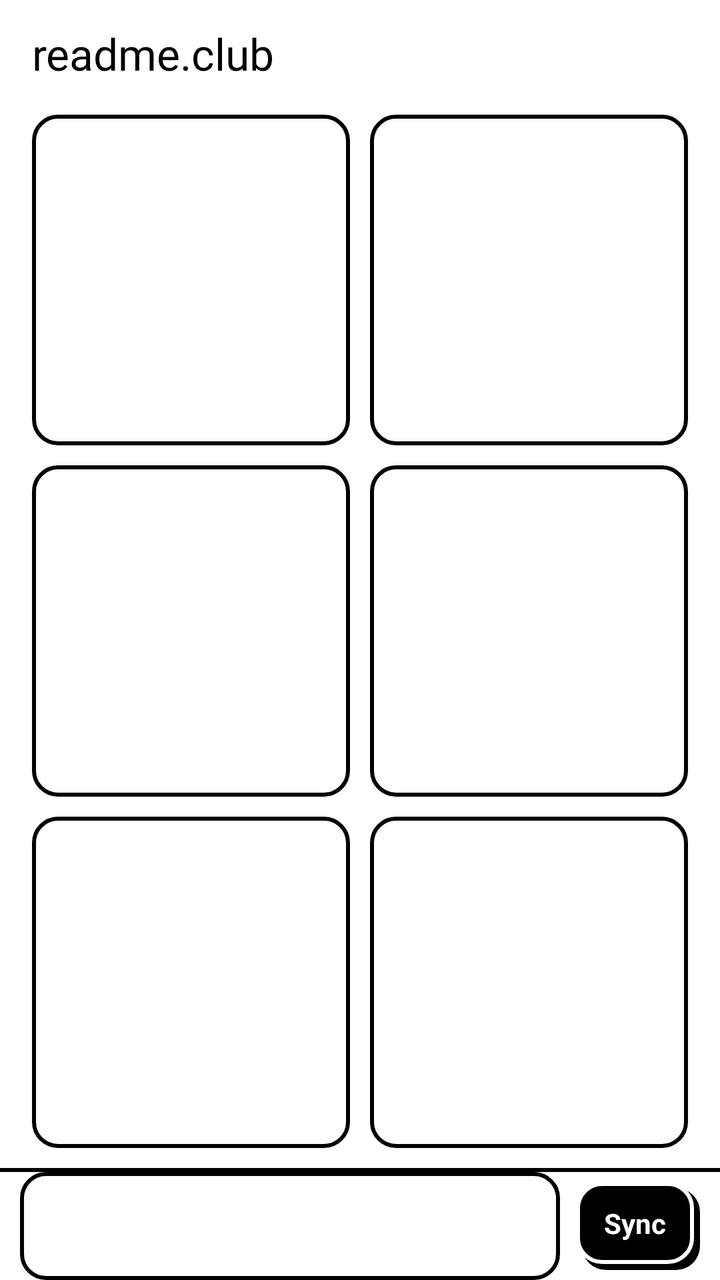
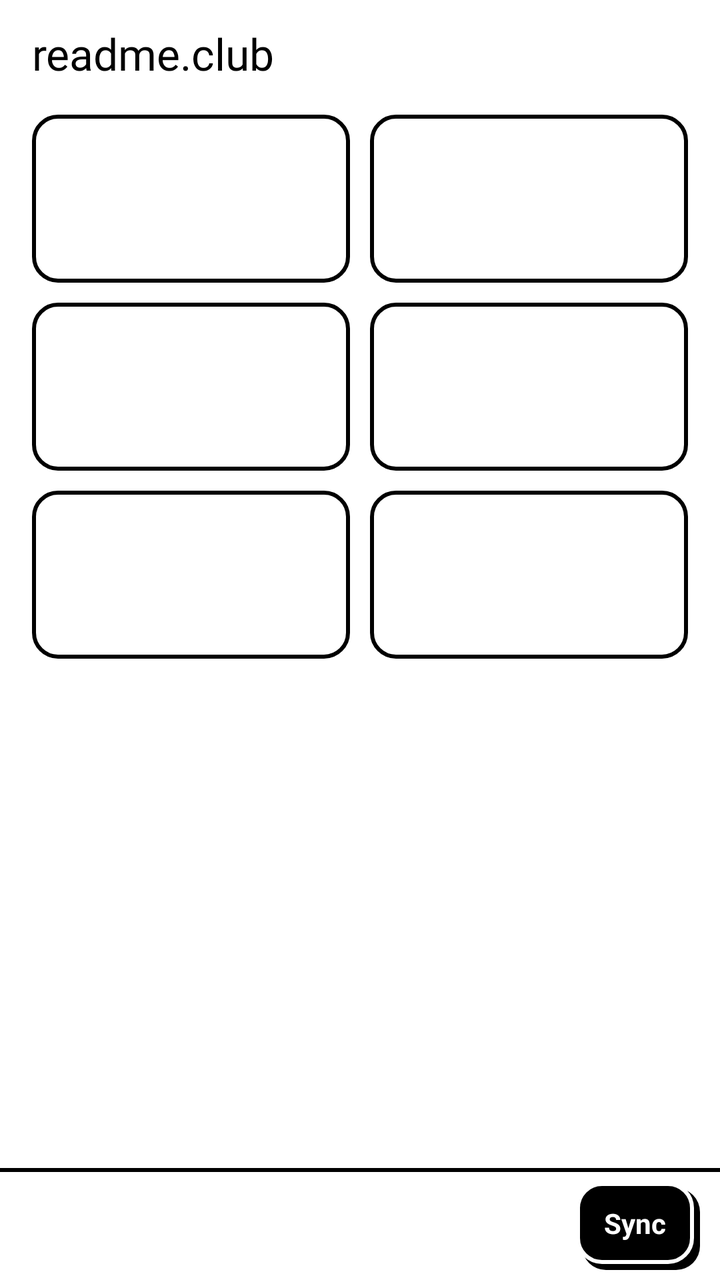

The first picture is an Android layout as it rendered before a commit; the second is the same layout after the commit. The layout source and the unified diff follow.
<!-- AndroidManifest.xml: application theme AppTheme -->
<!-- res/layout/home.xml -->
<?xml version="1.0" encoding="utf-8"?>
<LinearLayout xmlns:android="http://schemas.android.com/apk/res/android"
    android:layout_width="match_parent"
    android:layout_height="match_parent"
    android:background="@color/ds_paper"
    android:orientation="vertical">

    <LinearLayout
        android:layout_width="match_parent"
        android:layout_height="0dp"
        android:layout_weight="1"
        android:orientation="vertical"
        android:paddingLeft="@dimen/ds_gutter"
        android:paddingTop="12dp"
        android:paddingRight="@dimen/ds_gutter">

        <TextView style="@style/Ds.Title" android:text="@string/app_name" />

        
        <LinearLayout
            android:id="@+id/continue_card"
            style="@style/Ds.Card"
            android:layout_width="match_parent"
            android:layout_height="wrap_content"
            android:layout_marginTop="12dp"
            android:clickable="true"
            android:focusable="true"
            android:orientation="vertical"
            android:visibility="gone">

            <TextView style="@style/Ds.Label" android:duplicateParentState="true"
                android:textColor="@color/ds_on_button" android:text="@string/continue_reading" />

            <TextView
                android:id="@+id/continue_title"
                style="@style/Ds.Title"
                android:layout_marginTop="4dp"
                android:duplicateParentState="true"
                android:ellipsize="end"
                android:maxLines="2"
                android:textColor="@color/ds_on_button"
                android:textSize="17sp" />

            <TextView
                android:id="@+id/continue_meta"
                style="@style/Ds.Mono"
                android:duplicateParentState="true"
                android:textColor="@color/ds_on_button" />
        </LinearLayout>

        <LinearLayout
            android:layout_width="match_parent"
            android:layout_height="0dp"
            android:layout_marginTop="16dp"
            android:layout_weight="1"
            android:orientation="vertical">

            <LinearLayout style="@style/HomeRow">
                <include android:id="@+id/tile_news" layout="@layout/home_tile" />
                <View android:layout_width="10dp" android:layout_height="0dp" />
                <include android:id="@+id/tile_guides" layout="@layout/home_tile" />
            </LinearLayout>

            <LinearLayout style="@style/HomeRow">
                <include android:id="@+id/tile_wallpapers" layout="@layout/home_tile" />
                <View android:layout_width="10dp" android:layout_height="0dp" />
                <include android:id="@+id/tile_games" layout="@layout/home_tile" />
            </LinearLayout>

            <LinearLayout style="@style/HomeRow">
                <include android:id="@+id/tile_member" layout="@layout/home_tile" />
                <View android:layout_width="10dp" android:layout_height="0dp" />
                <include android:id="@+id/tile_settings" layout="@layout/home_tile" />
            </LinearLayout>
        </LinearLayout>
    </LinearLayout>

    <LinearLayout style="@style/Ds.Bar">

        <TextView
            android:id="@+id/home_status"
            style="@style/Ds.BarStatus"
            android:layout_height="match_parent"
            android:background="@drawable/ds_button"
            android:clickable="true"
            android:focusable="true"
            android:gravity="center_vertical"
            android:paddingLeft="8dp"
            android:textColor="@color/ds_on_button" />

        <TextView android:id="@+id/sync" style="@style/Ds.Button.Primary" android:layout_marginLeft="8dp"
            android:text="@string/sync" />
    </LinearLayout>
</LinearLayout>
<!-- res/layout/home_tile.xml (included above) -->
<?xml version="1.0" encoding="utf-8"?>
<LinearLayout xmlns:android="http://schemas.android.com/apk/res/android"
    style="@style/Ds.Tile"
    android:layout_width="0dp"
    android:layout_height="match_parent"
    android:layout_weight="1"
    android:orientation="vertical">

    <TextView android:id="@+id/badge" style="@style/Ds.Pill" android:visibility="invisible" />

    <View android:layout_width="0dp" android:layout_height="0dp" android:layout_weight="1" />

    <TextView
        android:id="@+id/label"
        style="@style/Ds.Title"
        android:duplicateParentState="true"
        android:textColor="@color/ds_on_button"
        android:textSize="18sp" />
</LinearLayout>
<!-- resources referenced by this layout -->
<resources>
  <color name="ds_paper">#FFFFFF</color>
  <dimen name="ds_gutter">16dp</dimen>
  <string name="app_name">readme.club</string>
  <string name="continue_reading">Continue reading</string>
  <string name="sync">Sync</string>
  <style name="Ds.BarStatus" parent="Ds.Mono">
          <item name="android:layout_width">0dp</item>
          <item name="android:layout_weight">1</item>
          <item name="android:gravity">center</item>
          <item name="android:textSize">12sp</item>
      </style>
  <style name="Ds.Button.Primary">
          
          <item name="android:paddingRight">17dp</item>
          <item name="android:paddingBottom">3dp</item>
          <item name="android:textColor">@color/ds_paper</item>
          <item name="android:background">@drawable/ds_button_primary</item>
      </style>
  <style name="Ds.Card">
          <item name="android:background">@drawable/ds_card</item>
          <item name="android:paddingLeft">12dp</item>
          <item name="android:paddingTop">10dp</item>
          <item name="android:paddingRight">16dp</item>
          <item name="android:paddingBottom">14dp</item>
      </style>
  <style name="Ds.Mono">
          <item name="android:layout_width">wrap_content</item>
          <item name="android:layout_height">wrap_content</item>
          <item name="android:fontFamily">@font/space_mono_bold</item>
          <item name="android:textSize">13sp</item>
          <item name="android:textColor">@color/ds_ink</item>
      </style>
  <style name="Ds.Tile">
          <item name="android:background">@drawable/ds_button</item>
          <item name="android:padding">12dp</item>
          <item name="android:clickable">true</item>
          <item name="android:focusable">true</item>
      </style>
  <style name="Ds.Title">
          <item name="android:layout_width">wrap_content</item>
          <item name="android:layout_height">wrap_content</item>
          <item name="android:fontFamily">@font/space_grotesk_bold</item>
          <item name="android:textSize">22sp</item>
          <item name="android:textColor">@color/ds_ink</item>
      </style>
  <style name="HomeRow">
          <item name="android:layout_width">match_parent</item>
          <item name="android:layout_height">0dp</item>
          <item name="android:layout_weight">1</item>
          <item name="android:layout_marginBottom">10dp</item>
          <item name="android:orientation">horizontal</item>
      </style>
  <!-- drawable ds_shape_ink (drawable) -->
  <?xml version="1.0" encoding="utf-8"?>
  <shape xmlns:android="http://schemas.android.com/apk/res/android">
      <solid android:color="@color/ds_ink" />
      <corners android:radius="@dimen/ds_radius" />
  </shape>
  <dimen name="ds_border">2dp</dimen>
  <color name="ds_ink">#000000</color>
  <dimen name="ds_radius">12dp</dimen>
  <dimen name="ds_bar">56dp</dimen>
  <!-- drawable ds_bar (drawable) -->
  <?xml version="1.0" encoding="utf-8"?>
  <layer-list xmlns:android="http://schemas.android.com/apk/res/android">
      <item><shape><solid android:color="@color/ds_ink" /></shape></item>
      <item android:top="@dimen/ds_border"><shape><solid android:color="@color/ds_paper" /></shape></item>
  </layer-list>
  <!-- drawable ds_pill (drawable) -->
  <?xml version="1.0" encoding="utf-8"?>
  <shape xmlns:android="http://schemas.android.com/apk/res/android">
      <solid android:color="@color/ds_soft" />
      <stroke android:width="@dimen/ds_border" android:color="@color/ds_ink" />
      <corners android:radius="999dp" />
  </shape>
  <color name="ds_soft">#E6E6E6</color>
  <!-- unchanged entries left out for length: 7 -->
</resources>

<!-- the commit's change to res/layout/home.xml (unified diff, before → after) -->
@@ -14,7 +14,21 @@
         android:paddingTop="12dp"
         android:paddingRight="@dimen/ds_gutter">
 
-        <TextView style="@style/Ds.Title" android:text="@string/app_name" />
+        <LinearLayout
+            android:layout_width="match_parent"
+            android:layout_height="wrap_content"
+            android:gravity="center_vertical"
+            android:orientation="horizontal">
+
+            <TextView
+                style="@style/Ds.Title"
+                android:layout_width="0dp"
+                android:layout_weight="1"
+                android:text="@string/app_name" />
+
+            
+            <TextView android:id="@+id/member_pill" style="@style/Ds.Pill" android:textAllCaps="false" android:visibility="gone" />
+        </LinearLayout>
 
         
         <LinearLayout
@@ -46,13 +60,20 @@
                 style="@style/Ds.Mono"
                 android:duplicateParentState="true"
                 android:textColor="@color/ds_on_button" />
+
+            
+            <TextView
+                android:id="@+id/continue_bar"
+                style="@style/Ds.Mono"
+                android:duplicateParentState="true"
+                android:letterSpacing="0.1"
+                android:textColor="@color/ds_on_button" />
         </LinearLayout>
 
         <LinearLayout
             android:layout_width="match_parent"
-            android:layout_height="0dp"
+            android:layout_height="wrap_content"
             android:layout_marginTop="16dp"
-            android:layout_weight="1"
             android:orientation="vertical">
 
             <LinearLayout style="@style/HomeRow">
@@ -81,12 +102,10 @@
             android:id="@+id/home_status"
             style="@style/Ds.BarStatus"
             android:layout_height="match_parent"
-            android:background="@drawable/ds_button"
             android:clickable="true"
             android:focusable="true"
-            android:gravity="center_vertical"
-            android:paddingLeft="8dp"
-            android:textColor="@color/ds_on_button" />
+            android:gravity="center_vertical|start"
+            android:paddingLeft="4dp" />
 
         <TextView android:id="@+id/sync" style="@style/Ds.Button.Primary" android:layout_marginLeft="8dp"
             android:text="@string/sync" />
@@ -99,16 +118,46 @@
     android:layout_width="0dp"
     android:layout_height="match_parent"
     android:layout_weight="1"
-    android:orientation="vertical">
+    android:orientation="vertical"
+    android:paddingTop="10dp"
+    android:paddingBottom="8dp">
 
-    <TextView android:id="@+id/badge" style="@style/Ds.Pill" android:visibility="invisible" />
+    <LinearLayout
+        android:layout_width="match_parent"
+        android:layout_height="wrap_content"
+        android:gravity="center_vertical"
+        android:orientation="horizontal">
+
+        <ImageView
+            android:id="@+id/icon"
+            android:layout_width="24dp"
+            android:layout_height="24dp"
+            android:duplicateParentState="true"
+            android:importantForAccessibility="no"
+            android:tint="@color/ds_on_button" />
+
+        <View android:layout_width="0dp" android:layout_height="0dp" android:layout_weight="1" />
+
+        <TextView android:id="@+id/badge" style="@style/Ds.Pill" android:visibility="invisible" />
+    </LinearLayout>
 
     <View android:layout_width="0dp" android:layout_height="0dp" android:layout_weight="1" />
 
     <TextView
         android:id="@+id/label"
-        style="@style/Ds.Title"
+        style="@style/Ds.Text"
         android:duplicateParentState="true"
+        android:maxLines="1"
         android:textColor="@color/ds_on_button"
-        android:textSize="18sp" />
+        android:textSize="16sp"
+        android:textStyle="bold" />
+
+    <TextView
+        android:id="@+id/sub"
+        style="@style/Ds.Mono"
+        android:duplicateParentState="true"
+        android:maxLines="1"
+        android:textColor="@color/ds_on_button"
+        android:textSize="12sp"
+        android:visibility="gone" />
 </LinearLayout>
<!-- resource entries referenced after the edit -->
@@ -32,6 +32,13 @@
           <item name="android:textSize">13sp</item>
           <item name="android:textColor">@color/ds_ink</item>
       </style>
+  <style name="Ds.Text">
+          <item name="android:layout_width">match_parent</item>
+          <item name="android:layout_height">wrap_content</item>
+          <item name="android:textSize">16sp</item>
+          <item name="android:lineSpacingMultiplier">1.2</item>
+          <item name="android:textColor">@color/ds_ink</item>
+      </style>
   <style name="Ds.Tile">
           <item name="android:background">@drawable/ds_button</item>
           <item name="android:padding">12dp</item>
@@ -47,8 +54,7 @@
       </style>
   <style name="HomeRow">
           <item name="android:layout_width">match_parent</item>
-          <item name="android:layout_height">0dp</item>
-          <item name="android:layout_weight">1</item>
+          <item name="android:layout_height">84dp</item>
           <item name="android:layout_marginBottom">10dp</item>
           <item name="android:orientation">horizontal</item>
       </style>
